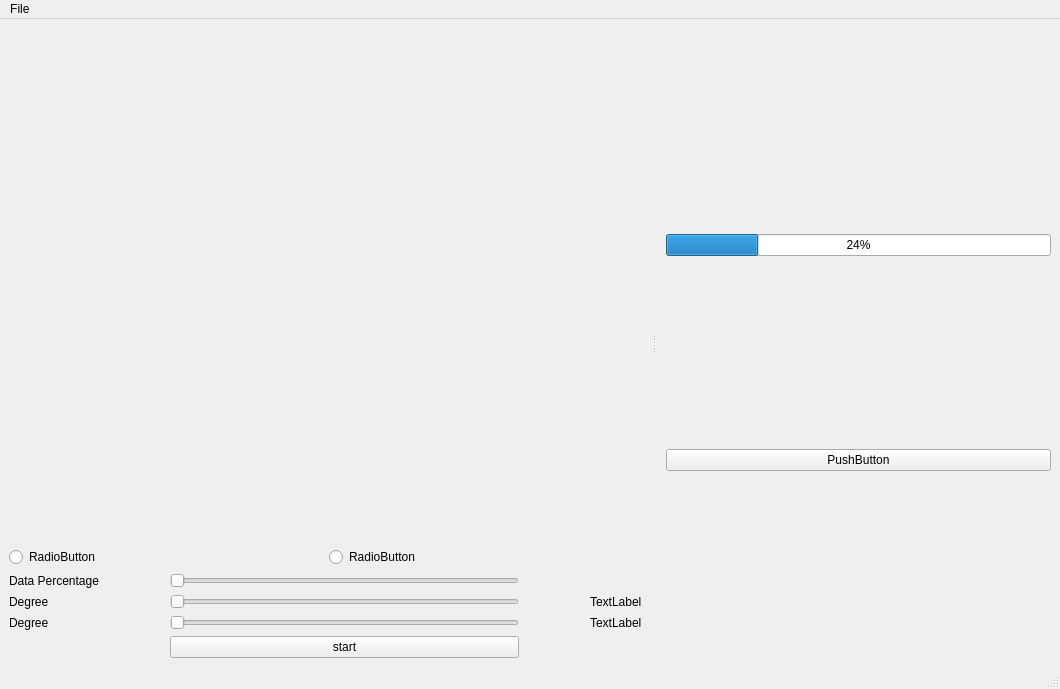
Qt form Team7_on_fire.ui (Mohamed-Ibrahim-01/curve-fitting) before a commit.
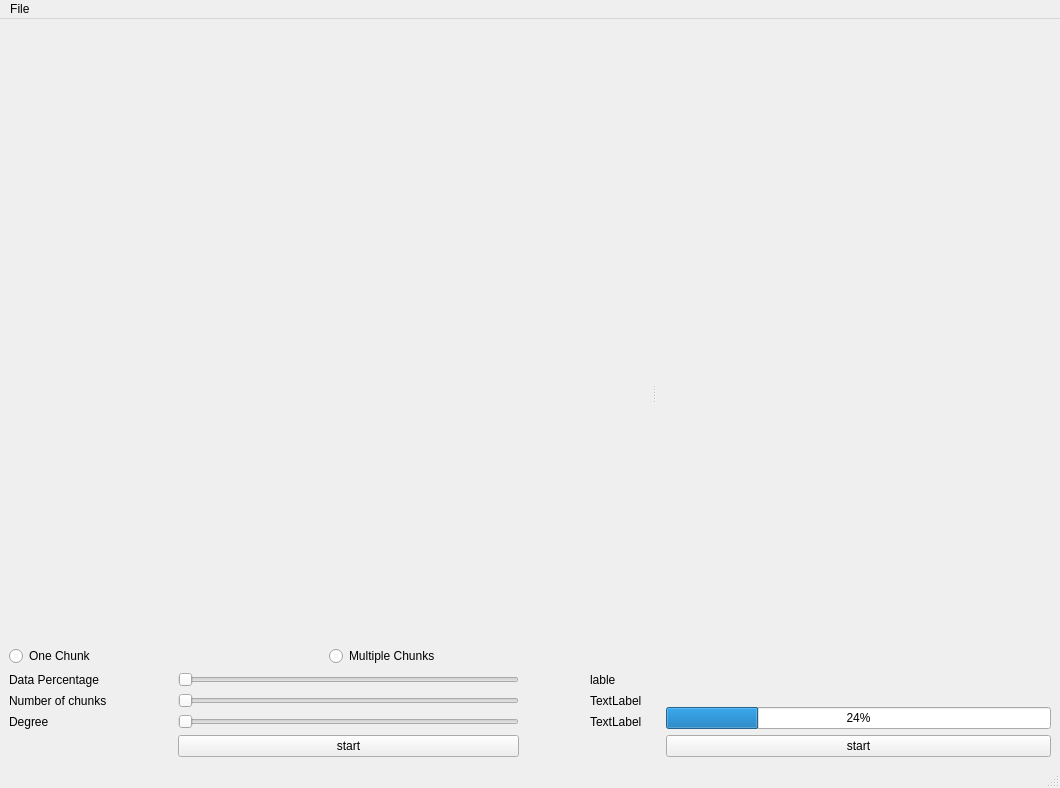
The same form after that commit.

Commit message: name convention

```diff
--- a/Team7_on_fire.ui
+++ b/Team7_on_fire.ui
@@ -7,7 +7,7 @@
     <x>0</x>
     <y>0</y>
     <width>1060</width>
-    <height>689</height>
+    <height>788</height>
    </rect>
   </property>
   <property name="windowTitle">
@@ -40,14 +40,14 @@
       <item>
        <widget class="QRadioButton" name="radioButton">
         <property name="text">
-         <string>RadioButton</string>
+         <string>One Chunk</string>
         </property>
        </widget>
       </item>
       <item>
        <widget class="QRadioButton" name="radioButton_2">
         <property name="text">
-         <string>RadioButton</string>
+         <string>Multiple Chunks</string>
         </property>
        </widget>
       </item>
@@ -58,6 +58,13 @@
       <property name="horizontalSpacing">
        <number>71</number>
       </property>
+      <item row="1" column="0">
+       <widget class="QLabel" name="label_3">
+        <property name="text">
+         <string>Number of chunks</string>
+        </property>
+       </widget>
+      </item>
       <item row="2" column="2">
        <widget class="QLabel" name="label">
         <property name="text">
@@ -88,20 +95,6 @@
         </property>
        </widget>
       </item>
-      <item row="1" column="1">
-       <widget class="QSlider" name="horizontalSlider">
-        <property name="orientation">
-         <enum>Qt::Horizontal</enum>
-        </property>
-       </widget>
-      </item>
-      <item row="1" column="0">
-       <widget class="QLabel" name="label_3">
-        <property name="text">
-         <string>Degree</string>
-        </property>
-       </widget>
-      </item>
       <item row="3" column="1">
        <widget class="QPushButton" name="pushButton_2">
         <property name="text">
@@ -109,20 +102,6 @@
         </property>
        </widget>
       </item>
-      <item row="2" column="0">
-       <widget class="QLabel" name="label_4">
-        <property name="text">
-         <string>Degree</string>
-        </property>
-       </widget>
-      </item>
-      <item row="0" column="1">
-       <widget class="QSlider" name="horizontalSlider_3">
-        <property name="orientation">
-         <enum>Qt::Horizontal</enum>
-        </property>
-       </widget>
-      </item>
       <item row="0" column="0">
        <widget class="QLabel" name="label_5">
         <property name="text">
@@ -130,6 +109,34 @@
         </property>
        </widget>
       </item>
+      <item row="0" column="1">
+       <widget class="QSlider" name="data_percentage_slider">
+        <property name="orientation">
+         <enum>Qt::Horizontal</enum>
+        </property>
+       </widget>
+      </item>
+      <item row="2" column="0">
+       <widget class="QLabel" name="label_4">
+        <property name="text">
+         <string>Degree</string>
+        </property>
+       </widget>
+      </item>
+      <item row="0" column="2">
+       <widget class="QLabel" name="data_percentage_label">
+        <property name="text">
+         <string>lable</string>
+        </property>
+       </widget>
+      </item>
+      <item row="1" column="1">
+       <widget class="QSlider" name="number_of_chunks_slider">
+        <property name="orientation">
+         <enum>Qt::Horizontal</enum>
+        </property>
+       </widget>
+      </item>
      </layout>
     </item>
    </layout>
@@ -171,7 +178,21 @@
    <widget class="QWidget" name="dockWidgetContents">
     <layout class="QVBoxLayout" name="verticalLayout_4">
      <item>
-      <layout class="QVBoxLayout" name="verticalLayout_2"/>
+      <layout class="QVBoxLayout" name="erro_map_layout">
+       <item>
+        <spacer name="verticalSpacer">
+         <property name="orientation">
+          <enum>Qt::Vertical</enum>
+         </property>
+         <property name="sizeHint" stdset="0">
+          <size>
+           <width>20</width>
+           <height>40</height>
+          </size>
+         </property>
+        </spacer>
+       </item>
+      </layout>
      </item>
      <item>
       <widget class="QProgressBar" name="progressBar">
@@ -183,7 +204,7 @@
      <item>
       <widget class="QPushButton" name="pushButton">
        <property name="text">
-        <string>PushButton</string>
+        <string>start</string>
        </property>
       </widget>
      </item>
```
Left out of the diff: 18 changed lines with no effect on the pictures.
